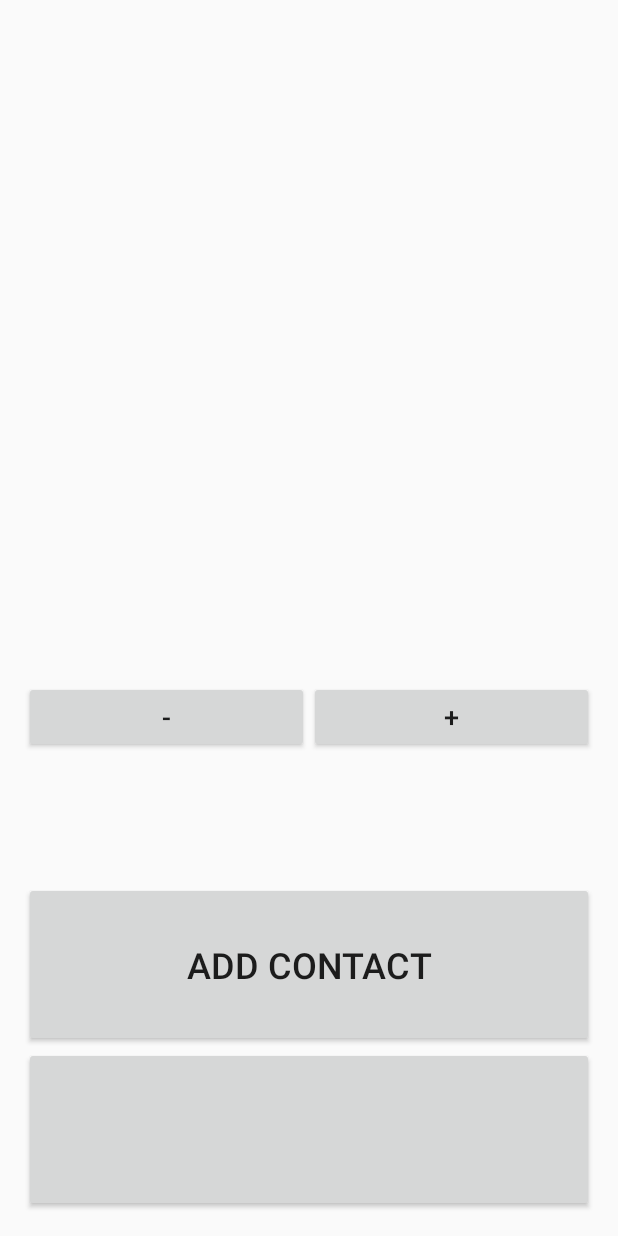
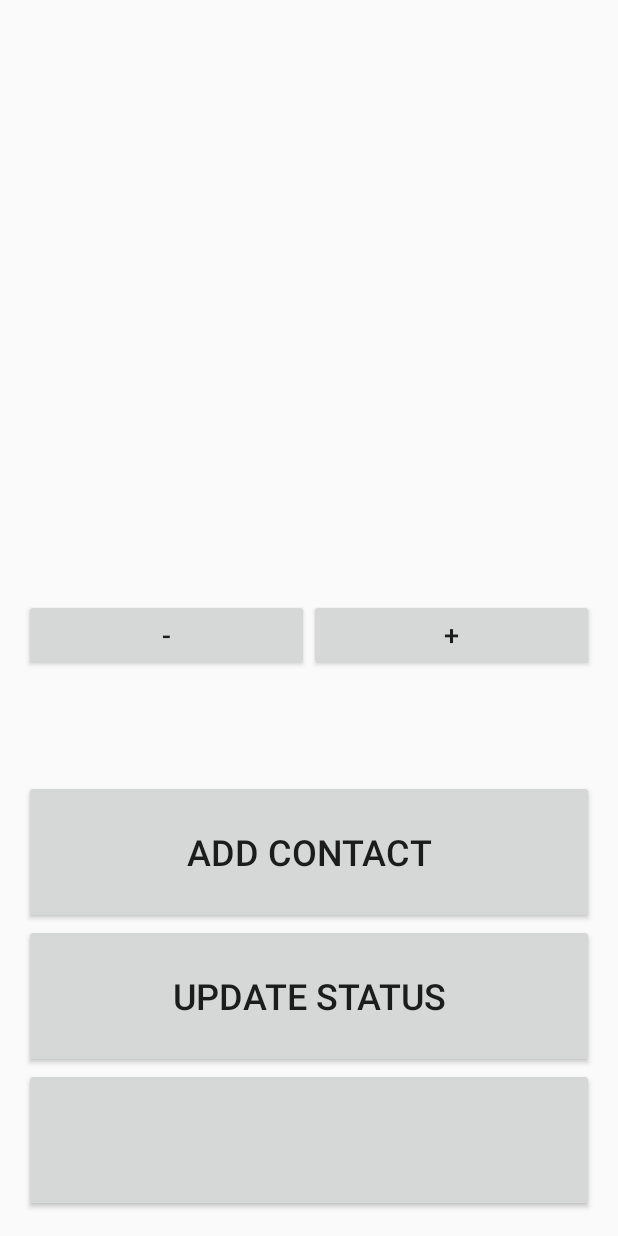
Before and after one commit to davidhardja/PhoneBook, an Android app: the screen it shows after launch (MainActivity), on a phone screen of 412 x 824 dp. Run offline under Robolectric (Android 15) with nearby library versions, the phone set to English and light mode, and no system bars; libraries missing offline, so code that uses them is left out: com.facebook, com.facebook.login, com.facebook.share; plain views replace LoginButton; 6 statements that could not run were skipped.

Commit message:
ADD activity_main-> update status

```diff
--- a/app/src/main/AndroidManifest.xml
+++ b/app/src/main/AndroidManifest.xml
@@ -38,4 +38,6 @@
             android:name="com.facebook.sdk.ApplicationId"
             android:value="@string/facebook_app_id" />
     </application>
+
+
 </manifest>
--- a/app/src/main/res/layout/activity_main.xml
+++ b/app/src/main/res/layout/activity_main.xml
@@ -55,7 +55,16 @@
         android:text="Add Contact"
         android:textSize="24sp" />
 
+    <Button
+        android:layout_width="match_parent"
+        android:layout_height="0dp"
+        android:layout_weight="1"
+        android:onClick="updateStatus"
+        android:text="Update Status"
+        android:textSize="24sp" />
+
     <com.facebook.login.widget.LoginButton
+
         android:id="@+id/login_button"
         android:layout_width="match_parent"
         android:layout_height="0dp"
--- a/settings.gradle
+++ b/settings.gradle
@@ -1 +1 @@
-include ':app'
+include ':libraries:facebook',':app'
```
Also changed, not shown: app/src/main/java/com/example/android/phonebook/MainActivity.java (+39 -12 lines), 2 other files.
